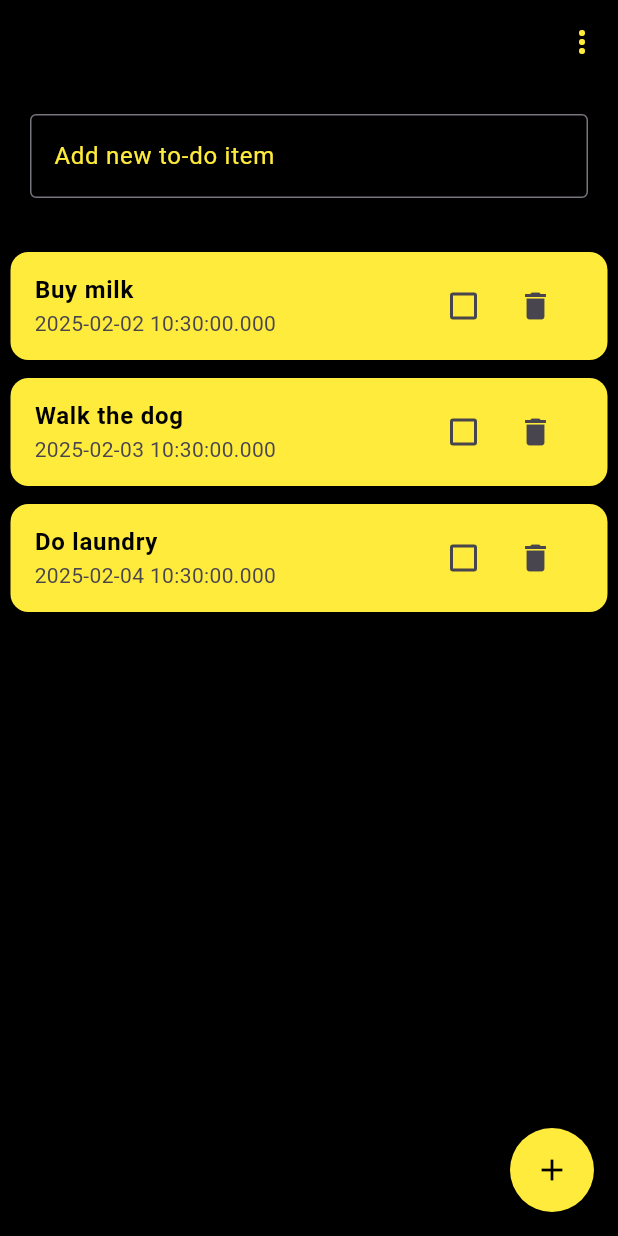
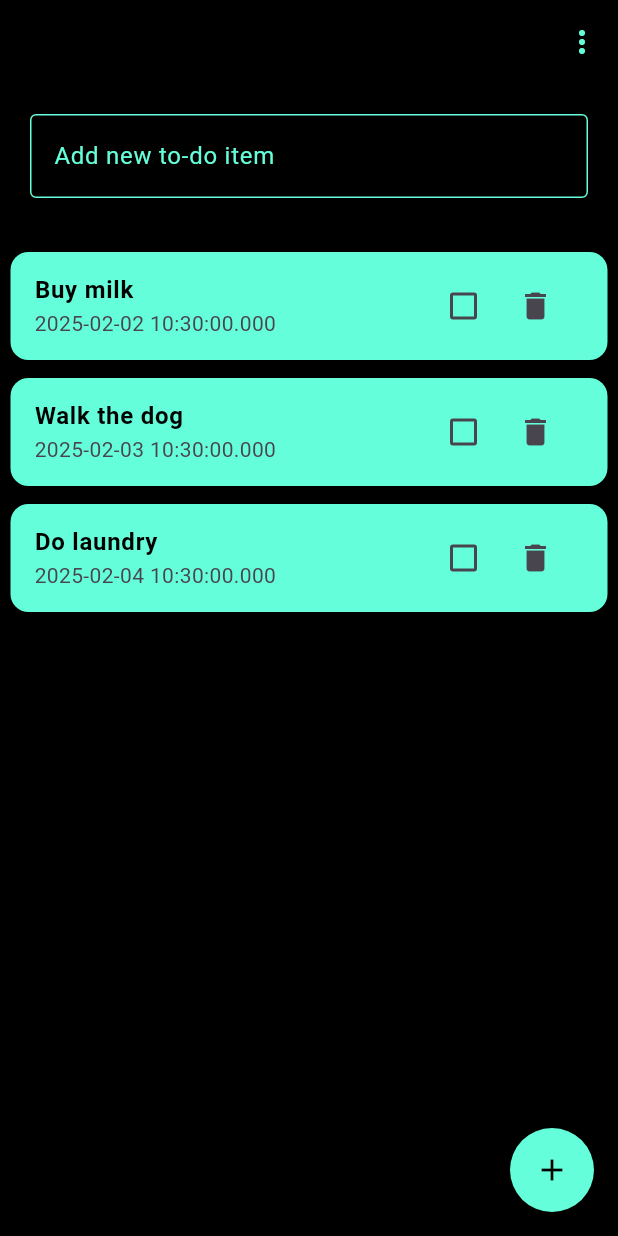
Before and after one commit to LA9/todolist, a Flutter app: the screen it shows after launch, on a phone screen of 412 x 824 dp. Run offline on Flutter 3.47's test engine with Material 3 defaults, Android fonts, the phone set to English and light mode, and no system bars.

Commit message:
add some small improvment design to the text field

```diff
--- a/lib/main.dart
+++ b/lib/main.dart
@@ -10,6 +10,8 @@ class MyApp extends StatelessWidget {
     return MaterialApp(
       debugShowCheckedModeBanner: false,
       home: ToDoList(),
+      theme: ThemeData(
+        primarySwatch: Colors.teal,),
     );
   }
 }
@@ -18,10 +20,15 @@ class ToDoList extends StatefulWidget {
   const ToDoList({super.key});
 
   @override
+  // ignore: library_private_types_in_public_api
   _ToDoListState createState() => _ToDoListState();
 }
 
 class _ToDoListState extends State<ToDoList> {
+
+  static const primaryColor = Colors.black;
+  static const secondaryColor = Colors.tealAccent;
+
   final List<ToDoItem> _toDoItems = [
     ToDoItem(id: 1, title: 'Buy milk', completed: false, dueDate: DateTime.now().add(Duration(days: 1))),
     ToDoItem(id: 2, title: 'Walk the dog', completed: false, dueDate: DateTime.now().add(Duration(days: 2))),
@@ -71,12 +78,12 @@ class _ToDoListState extends State<ToDoList> {
   @override
   Widget build(BuildContext context) {
     return Scaffold(
-      backgroundColor: Colors.black,
+      backgroundColor: primaryColor,
       appBar: AppBar(
-        backgroundColor: Colors.black,
+        backgroundColor: primaryColor,
         actions: [
           PopupMenuButton(
-            iconColor: Colors.yellow,
+            iconColor: secondaryColor,
             itemBuilder: (context) => [
               PopupMenuItem(
                 value: 'title',
@@ -102,14 +109,24 @@ class _ToDoListState extends State<ToDoList> {
         children: [
           Padding(
             padding: const EdgeInsets.all(20.0),
-            child: TextField(
-              style: TextStyle(color: Colors.yellow),
+            child:  TextField(
+
+              style: TextStyle(color: secondaryColor),
               controller: _textController,
               decoration: InputDecoration(
-                focusColor: Colors.yellow,
+                focusColor: secondaryColor,
                 labelText: 'Add new to-do item',
-                labelStyle: TextStyle(color: Colors.yellow),
+                labelStyle: TextStyle(color: secondaryColor),
                 border: OutlineInputBorder(),
+                focusedBorder: OutlineInputBorder(
+                  borderSide: BorderSide(
+                      color: secondaryColor, width: 3.0),
+                  ),
+                enabledBorder: OutlineInputBorder(
+                  borderSide: BorderSide(
+                      color: secondaryColor, width: 1.0),
+                  ),
+
               ),
             ),
           ),
@@ -121,13 +138,13 @@ class _ToDoListState extends State<ToDoList> {
               itemBuilder: (context, index) {
                 return Card(
                   margin: EdgeInsets.symmetric(horizontal: 7, vertical: 6),
-                  color: Colors.yellow,
+                  color: secondaryColor,
                   elevation: 3,
                   child: ListTile(
                     title: Text(
                       _toDoItems[index].title,
                       style: TextStyle(
-                        color: Colors.black,
+                        color: primaryColor,
                         fontWeight: FontWeight.bold,
                         decoration: _toDoItems[index].completed
                             ? TextDecoration.lineThrough
@@ -163,8 +180,8 @@ class _ToDoListState extends State<ToDoList> {
         onPressed: _addToDoItem,
         elevation: 10,
         shape: CircleBorder(),
-        backgroundColor: Colors.yellow,
-        child: Icon(Icons.add , color: Colors.black, ),
+        backgroundColor: secondaryColor,
+        child: Icon(Icons.add , color: primaryColor, ),
       ),
     );
   }
```
